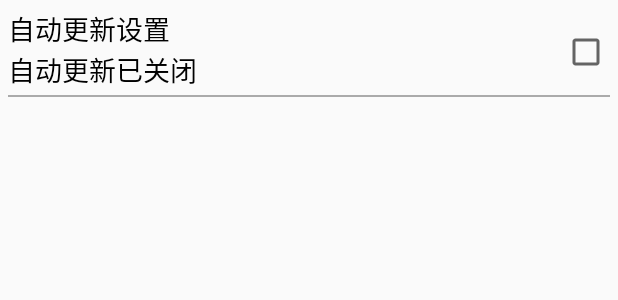
After one commit to MoeRookie/SecurityMax, an Android app: the layout activity_setting.xml on its own in the app's theme, with its tools: preview values and no code run, on a phone screen of 412 x 824 dp. The commit adds this screen. Shown: the top 300 px of the screen. Run offline under Robolectric (Android 15) with nearby library versions, the phone set to English and light mode, and no system bars.

Commit message:
添加设置中心界面第一个条目布局结构

```diff
--- a/app/src/main/AndroidManifest.xml
+++ b/app/src/main/AndroidManifest.xml
@@ -21,6 +21,7 @@
             </intent-filter>
         </activity>
         <activity android:name=".activity.HomeActivity"/>
+        <activity android:name=".activity.SettingActivity"/>
     </application>
 
 </manifest>
--- a/app/src/main/java/com/liqun/securitymax/activity/HomeActivity.java
+++ b/app/src/main/java/com/liqun/securitymax/activity/HomeActivity.java
@@ -1,8 +1,10 @@
 package com.liqun.securitymax.activity;
 
+import android.content.Intent;
 import android.os.Bundle;
 import android.view.View;
 import android.view.ViewGroup;
+import android.widget.AdapterView;
 import android.widget.BaseAdapter;
 import android.widget.GridView;
 import android.widget.ImageView;
@@ -49,6 +51,18 @@ public class HomeActivity extends AppCompatActivity {
         };
         // 九宫格控件设置数据适配器(等同ListView的数据适配器)
         mGvFunc.setAdapter(new MyAdapter());
+        // 注册九宫格单个条目点击事件
+        mGvFunc.setOnItemClickListener(new AdapterView.OnItemClickListener() {
+            @Override // position: 条目索引
+            public void onItemClick(AdapterView<?> parent, View view, int position, long id) {
+                switch (position) {
+                    case 8: // 跳转"设置中心"模块界面
+                        Intent intent = new Intent(getApplicationContext(), SettingActivity.class);
+                        startActivity(intent);
+                        break;
+                }
+            }
+        });
     }
 
     private class MyAdapter extends BaseAdapter {
--- /dev/null
+++ b/app/src/main/java/com/liqun/securitymax/activity/SettingActivity.java
@@ -0,0 +1,16 @@
+package com.liqun.securitymax.activity;
+
+import android.os.Bundle;
+
+import androidx.annotation.Nullable;
+import androidx.appcompat.app.AppCompatActivity;
+
+import com.liqun.securitymax.R;
+
+public class SettingActivity extends AppCompatActivity {
+    @Override
+    protected void onCreate(@Nullable Bundle savedInstanceState) {
+        super.onCreate(savedInstanceState);
+        setContentView(R.layout.activity_setting);
+    }
+}
--- /dev/null
+++ b/app/src/main/res/layout/activity_setting.xml
@@ -0,0 +1,38 @@
+<?xml version="1.0" encoding="utf-8"?>
+<LinearLayout xmlns:android="http://schemas.android.com/apk/res/android"
+    android:orientation="vertical"
+    android:layout_width="match_parent"
+    android:layout_height="match_parent">
+    <RelativeLayout
+        android:layout_width="match_parent"
+        android:layout_height="wrap_content"
+        android:padding="5dp">
+        <TextView
+            android:id="@+id/tv_title"
+            android:layout_width="wrap_content"
+            android:layout_height="wrap_content"
+            android:textColor="@android:color/black"
+            android:textSize="18sp"
+            android:text="自动更新设置"/>
+        <TextView
+            android:id="@+id/tv_des"
+            android:layout_width="wrap_content"
+            android:layout_height="wrap_content"
+            android:layout_below="@id/tv_title"
+            android:textColor="@android:color/black"
+            android:textSize="18sp"
+            android:text="自动更新已关闭"/>
+        <CheckBox
+            android:id="@+id/cb_box"
+            android:layout_width="wrap_content"
+            android:layout_height="wrap_content"
+            android:layout_alignParentRight="true"
+            android:layout_centerVertical="true"/>
+        <View
+            android:layout_marginTop="3dp"
+            android:layout_width="match_parent"
+            android:layout_height="1dp"
+            android:background="@android:color/darker_gray"
+            android:layout_below="@id/tv_des"/>
+    </RelativeLayout>
+</LinearLayout>
```
